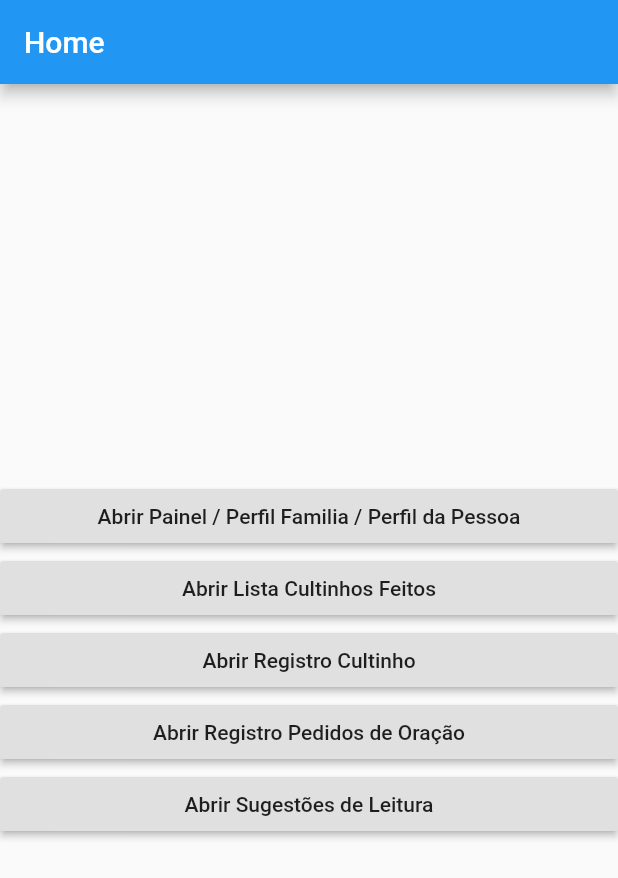
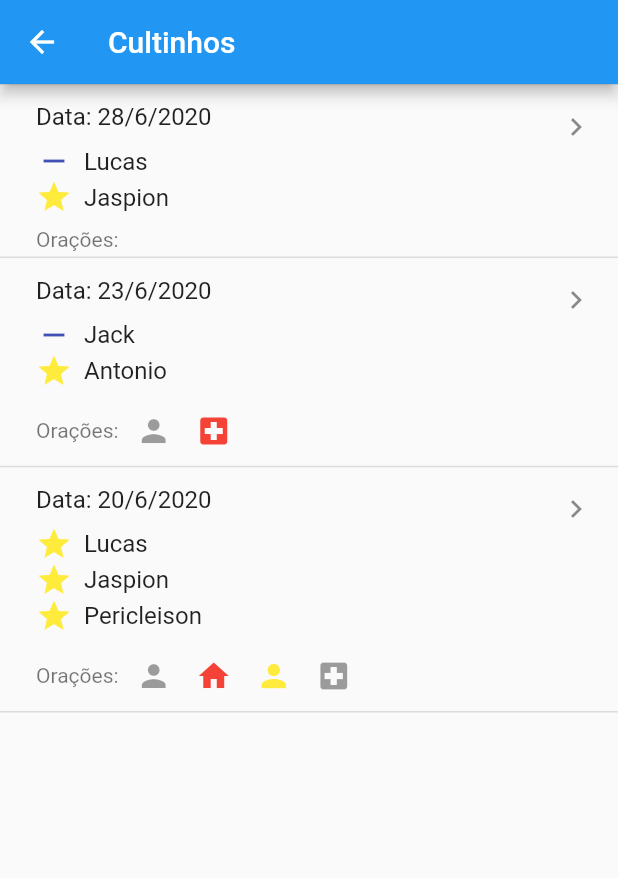
Before and after one commit to 1ucas/culto-domestico-app, a Flutter app: the screen it shows after launch, after a tap on "Abrir Lista Cultinhos Feitos", on a phone screen of 412 x 824 dp. Shown: the top 878 px of the screen. Run offline on Flutter 3.47's test engine with Material 2 defaults, Android fonts, the light colour scheme and no system bars.

Commit message:
Lista de cultinhos e pedidos de oracao

```diff
--- /dev/null
+++ b/lib/app/cultinhos/models/cultinho.dart
@@ -0,0 +1,18 @@
+
+import 'package:culto_domestico_app/app/cultinhos/models/participante.dart';
+import 'package:culto_domestico_app/app/home/ui/models/passagem_biblica.dart';
+import 'package:culto_domestico_app/app/pedidos_oracao/models/pedido_oracao.dart';
+import 'package:culto_domestico_app/app/utils/date/date_utils.dart';
+import 'package:meta/meta.dart';
+
+class Cultinho {
+
+  final DateTime data;
+  final List<PedidoOracao> pedidosOracao;
+  final List<PassagemBiblica> leituraFeita;
+  final List<Participante> participantes;
+
+  Cultinho({@required this.participantes, @required this.data, this.pedidosOracao, this.leituraFeita});
+
+  String get dia => DateUtils.toShortDateString(data);
+}
--- /dev/null
+++ b/lib/app/cultinhos/models/participante.dart
@@ -0,0 +1,10 @@
+import 'package:meta/meta.dart';
+
+class Participante {
+
+  final String nome;
+  final bool orou;
+
+  Participante({ @required this.nome, this.orou = false});
+
+}
--- /dev/null
+++ b/lib/app/cultinhos/services/cultinho_service.dart
@@ -0,0 +1,8 @@
+import 'package:culto_domestico_app/app/cultinhos/models/cultinho.dart';
+import 'package:culto_domestico_app/app/local/data/cultinhos_local_data.dart';
+
+class CultinhoService {
+  List<Cultinho> listarCultinhosFeitos() {
+    return CultinhoLocalData.listarCultinhosFeitos();
+  }
+}
--- /dev/null
+++ b/lib/app/cultinhos/ui/cultinho_list_tile.dart
@@ -0,0 +1,83 @@
+import 'package:culto_domestico_app/app/cultinhos/models/cultinho.dart';
+import 'package:culto_domestico_app/app/cultinhos/models/participante.dart';
+import 'package:culto_domestico_app/app/utils/icons/pedido_oracao_icons.dart';
+import 'package:flutter/material.dart';
+
+class CultinhoListTile extends StatelessWidget {
+  final Cultinho cultinho;
+
+  const CultinhoListTile({Key key, @required this.cultinho}) : super(key: key);
+
+  Widget _buildParticipantes() {
+    return Padding(
+      padding: const EdgeInsets.only(top: 8.0),
+      child: Row(
+        crossAxisAlignment: CrossAxisAlignment.start,
+        children: [
+          Column(
+              crossAxisAlignment: CrossAxisAlignment.start,
+              children: [
+                for (Participante participante in cultinho.participantes) ...[
+                  Row(
+                    children: [
+                      if (participante.orou) ...<Widget>[
+                        Icon(Icons.star, color: Colors.yellow),
+                      ] else ...[
+                          Icon(Icons.remove, color: Colors.indigo),
+                      ],
+                      Padding(
+                        padding: const EdgeInsets.only(left: 8.0),
+                        child: Text(participante.nome),
+                      ),
+                    ],
+                  ),
+                ],
+              ],
+            )
+        ],
+      ),
+    );
+  }
+
+  Widget _buildTitle() {
+    return Padding(
+      padding: const EdgeInsets.all(8.0),
+      child: Column(
+        crossAxisAlignment: CrossAxisAlignment.start,
+        children: [
+          Text("Data: ${cultinho.dia}"),
+          _buildParticipantes(),
+        ],
+      ),
+    );
+  }
+
+  Widget _buildSubTitle() {
+    var icones = cultinho.pedidosOracao
+        .map((pedido) => PedidoOracaoIcons.categoria(pedido));
+    return Padding(
+      padding: const EdgeInsets.only(left: 8.0),
+      child: Row(
+        children: [
+          Text("Orações: "),
+          for (Icon icone in icones) ...[
+            Padding(
+              padding: const EdgeInsets.all(8.0),
+              child: icone,
+            )
+          ]
+        ],
+      ),
+    );
+  }
+
+  @override
+  Widget build(BuildContext context) {
+    return ListTile(
+      focusColor: Colors.lightGreen[50],
+      title: _buildTitle(),
+      subtitle: _buildSubTitle(),
+      trailing: Icon(Icons.chevron_right),
+    );
+  }
+}
--- /dev/null
+++ b/lib/app/cultinhos/ui/cultinhos_page.dart
@@ -0,0 +1,27 @@
+import 'package:culto_domestico_app/app/cultinhos/models/cultinho.dart';
+import 'package:culto_domestico_app/app/cultinhos/ui/cultinho_list_tile.dart';
+import 'package:culto_domestico_app/app/utils/lists/general_list_builder.dart';
+import 'package:flutter/material.dart';
+
+class CultinhosPage extends StatelessWidget {
+  final List<Cultinho> cultinhos;
+
+  const CultinhosPage({Key key, @required this.cultinhos}) : super(key: key);
+
+  Widget _buildBody(BuildContext context) {
+    return GeneralListBuilder<Cultinho>(
+      itemBuilder: (context, cultinho) => CultinhoListTile(cultinho: cultinho),
+      items: cultinhos,
+    );
+  }
+
+  @override
+  Widget build(BuildContext context) {
+    return Scaffold(
+      appBar: AppBar(
+        title: Text("Cultinhos"),
+      ),
+      body: _buildBody(context),
+    );
+  }
+}
--- a/lib/app/home/ui/home_page.dart
+++ b/lib/app/home/ui/home_page.dart
@@ -1,23 +1,67 @@
+import 'package:culto_domestico_app/app/cultinhos/services/cultinho_service.dart';
+import 'package:culto_domestico_app/app/cultinhos/ui/cultinhos_page.dart';
+import 'package:culto_domestico_app/app/pedidos_oracao/services/pedidos_oracao_service.dart';
+import 'package:culto_domestico_app/app/pedidos_oracao/ui/pedidos_oracao_page.dart';
 import 'package:flutter/material.dart';
 
 class HomePage extends StatelessWidget {
+
   @override
   Widget build(BuildContext context) {
     return Scaffold(
-      appBar: AppBar(title: Text('Home'),),
+      appBar: AppBar(
+        title: Text('Home'),
+      ),
       body: Column(
         crossAxisAlignment: CrossAxisAlignment.stretch,
         mainAxisAlignment: MainAxisAlignment.center,
         children: [
-          RaisedButton(onPressed: () => {}, child: Text('Abrir Painel / Perfil Familia / Perfil da Pessoa'),),
-          RaisedButton(onPressed: () => {}, child: Text('Abrir Lista Cultinhos Feitos'),),
-          RaisedButton(onPressed: () => {}, child: Text('Abrir Registro Cultinho'),),  // Botão (  +  )
-          RaisedButton(onPressed: () => {}, child: Text('Abrir Registro Pedidos de Oração'),),
-          RaisedButton(onPressed: () => {}, child: Text('Abrir Sugestões de Leitura'),),
+          RaisedButton(
+            onPressed: () => {},
+            child: Text('Abrir Painel / Perfil Familia / Perfil da Pessoa'),
+          ),
+          RaisedButton(
+            onPressed: () => _navegarParaCultinhosFeitos(context),
+            child: Text('Abrir Lista Cultinhos Feitos'),
+          ),
+          RaisedButton(
+            onPressed: () => {},
+            child: Text('Abrir Registro Cultinho'),
+          ), // Botão (  +  )
+          RaisedButton(
+            onPressed: () => _navegarParaPedidosOracao(context),
+            child: Text('Abrir Registro Pedidos de Oração'),
+          ),
+          RaisedButton(
+            onPressed: () => {},
+            child: Text('Abrir Sugestões de Leitura'),
+          ),
         ],
       ),
     );
   }
+
+  void _navegarParaPedidosOracao(BuildContext context) {
+    Navigator.push<PedidosOracaoPage>(
+        context,
+        MaterialPageRoute(
+          builder: (_) => PedidosOracaoPage(
+            itens: PedidosOracaoService().listarPedidosOracao(),
+          ),
+        ));
+  }
+
+
+  void _navegarParaCultinhosFeitos(BuildContext context) {
+    Navigator.push<PedidosOracaoPage>(
+        context,
+        MaterialPageRoute(
+          builder: (_) => CultinhosPage(
+            cultinhos: CultinhoService().listarCultinhosFeitos(),
+          ),
+        ));
+  }
+
 }
 
 /*
--- /dev/null
+++ b/lib/app/home/ui/models/passagem_biblica.dart
@@ -0,0 +1,13 @@
+import 'package:meta/meta.dart';
+
+enum Livro { genesis, exodo, levitico, numeros }
+
+class PassagemBiblica {
+
+  final Livro livro;
+  final int capitulo;
+  final List<int> versiculos;
+
+  PassagemBiblica({@required this.livro, @required this.capitulo, @required this.versiculos});
+
+}
--- /dev/null
+++ b/lib/app/pedidos_oracao/models/pedido_oracao.dart
@@ -0,0 +1,15 @@
+import 'package:meta/meta.dart';
+
+enum Serveridade { normal, importante, urgente }
+enum Categoria { saude, profissional, pessoal }
+
+
+class PedidoOracao {
+
+  final String texto;
+  final Serveridade severidade;
+  final Categoria categoria;
+
+  PedidoOracao({@required this.texto, @required this.severidade, @required this.categoria});
+
+}
--- /dev/null
+++ b/lib/app/utils/date/date_utils.dart
@@ -0,0 +1,8 @@
+
+class DateUtils {
+
+  static String toShortDateString(DateTime date) {
+    return "${date.day}/${date.month}/${date.year}";
+  }
+
+}
--- /dev/null
+++ b/lib/app/utils/icons/pedido_oracao_icons.dart
@@ -0,0 +1,33 @@
+
+import 'package:culto_domestico_app/app/pedidos_oracao/models/pedido_oracao.dart';
+import 'package:flutter/material.dart';
+
+class PedidoOracaoIcons {
+
+  static Icon categoria(PedidoOracao pedido) {
+    IconData icone;
+    switch (pedido.categoria) {
+      case Categoria.saude:
+        icone = Icons.local_hospital;
+        break;
+      case Categoria.pessoal:
+        icone = Icons.person;
+        break;
+      default:
+        icone = Icons.home;
+    }
+    Icon iconeFinal;
+    switch (pedido.severidade) {
+      case Serveridade.urgente:
+        iconeFinal = Icon(icone, color: Colors.red);
+        break;
+      case Serveridade.importante:
+        iconeFinal = Icon(icone, color: Colors.yellow);
+        break;
+      default:
+        iconeFinal = Icon(icone, color: Colors.black38);
+    }
+    return iconeFinal;
+  }
+
+}
--- /dev/null
+++ b/lib/app/utils/lists/general_list_builder.dart
@@ -0,0 +1,38 @@
+import 'package:culto_domestico_app/app/utils/lists/empty_list_content.dart';
+import 'package:flutter/material.dart';
+
+typedef ListItemBuilder<T> = Widget Function(BuildContext context, T item);
+
+class GeneralListBuilder<T> extends StatelessWidget {
+  const GeneralListBuilder(
+      {Key key, @required this.items, @required this.itemBuilder})
+      : super(key: key);
+
+  final List<T> items;
+  final ListItemBuilder<T> itemBuilder;
+
+  @override
+  Widget build(BuildContext context) {
+    if (items.isNotEmpty) {
+      return _buildList(items);
+    } else {
+      return EmptyListContent();
+    }
+  }
+
+  Widget _buildList(List<T> items) {
+    return ListView.separated(
+      itemBuilder: (context, index) {
+        if (index == 0 || index == items.length + 1) {
+          return Container();
+        }
+        return itemBuilder(context, items[index - 1]);
+      },
+      itemCount: items.length + 2,
+      separatorBuilder: (BuildContext context, int index) => Divider(
+        height: 0.5,
+        thickness: 1,
+      ),
+    );
+  }
+}
```
Also changed, not shown: lib/app/local/data/cultinhos_local_data.dart (added, +81 -0 lines), lib/app/local/data/pedidos_oracao_local_data.dart (added, +21 -0 lines), lib/app/pedidos_oracao/services/pedidos_oracao_service.dart (added, +8 -0 lines), lib/app/pedidos_oracao/ui/pedidos_oracao_page.dart (added, +47 -0 lines), lib/app/utils/lists/empty_list_content.dart (added, +31 -0 lines), pubspec.lock.
